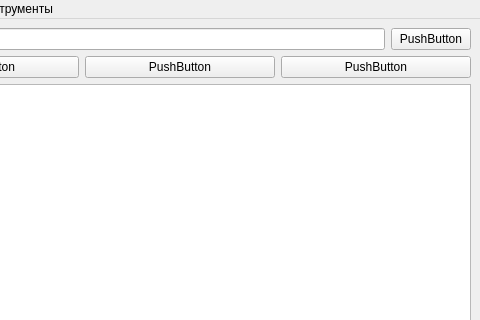
This is mainwindow.ui in obrodiga/Data-Visualization as Qt 5 draws it before an edit; both pictures show x 120 to 600 and y 0 to 320 of the 600 by 800 pixel window. The edited form follows.
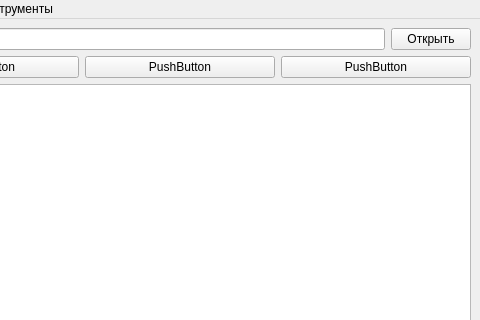
This is the edited form.

Diff of the .ui file:
```diff
--- a/mainwindow.ui
+++ b/mainwindow.ui
@@ -36,7 +36,7 @@
       <item>
        <widget class="QPushButton" name="pushButton">
         <property name="text">
-         <string>PushButton</string>
+         <string>Открыть</string>
         </property>
        </widget>
       </item>
```
